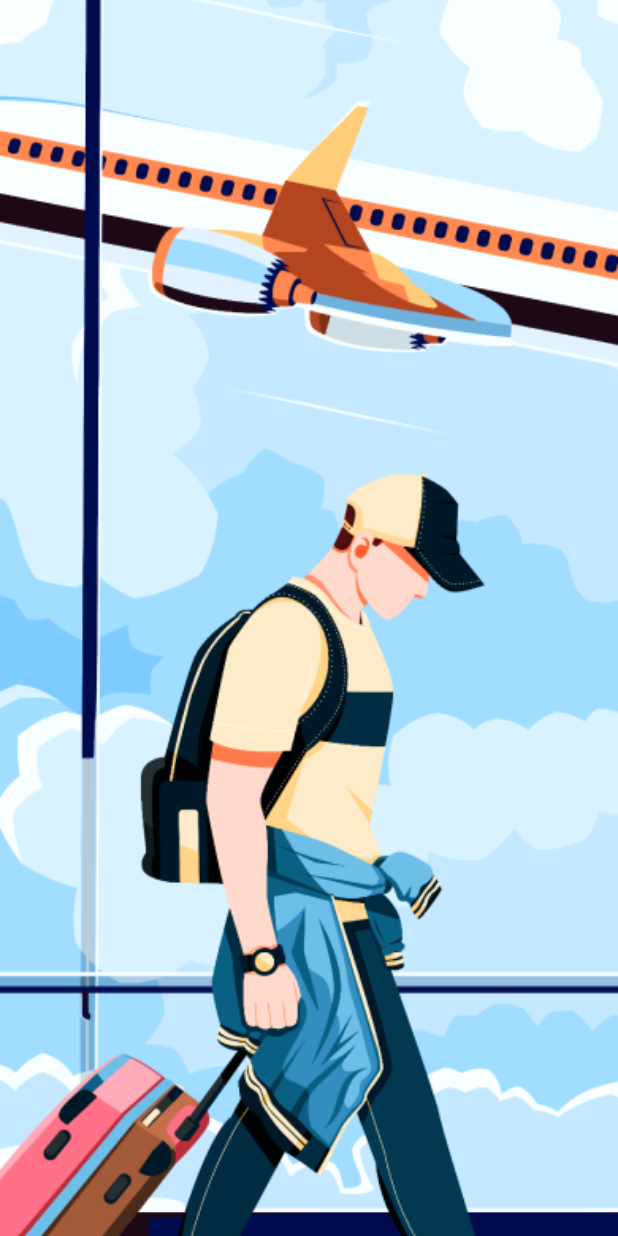
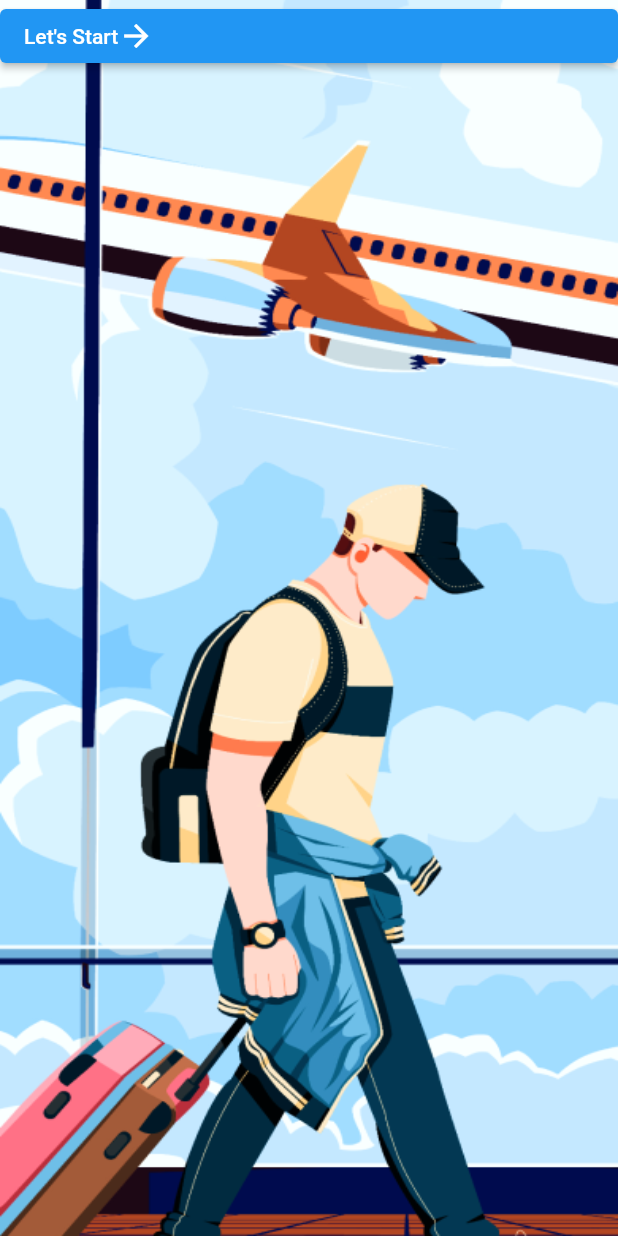
Before and after one commit to MuhammedNihalcp/Trenting-Travel-UI, a Flutter app: the ScreenWelcome screen opened directly, on a phone screen of 412 x 824 dp. Run offline on Flutter 3.47's test engine with Material 2 defaults, Android fonts, the phone set to English and light mode, and no system bars; our stand-ins replace get.

Commit message:
add sizes folder

```diff
--- a/lib/Screen/view/welcom_screen.dart
+++ b/lib/Screen/view/welcom_screen.dart
@@ -4,21 +4,36 @@ import 'package:tranting_travel_ui/core/color/colors.dart';
 
 class ScreenWelcome extends StatelessWidget {
   ScreenWelcome({super.key});
+  final width = Get.size.width;
   final height = Get.size.height;
   @override
   Widget build(BuildContext context) {
     return Scaffold(
       backgroundColor: backgroundC,
       body: SafeArea(
-          child: Container(
-        width: double.infinity,
-        height: height,
-        decoration:const BoxDecoration(
-          image: DecorationImage(
-              image: AssetImage('assets/image/welcom_page_image.png'),
-              fit: BoxFit.cover),
+        child: Stack(
+          children: [
+            Container(
+              width: double.infinity,
+              height: height,
+              decoration: const BoxDecoration(
+                image: DecorationImage(
+                    image: AssetImage('assets/image/welcom_page_image.png'),
+                    fit: BoxFit.fill),
+              ),
+            ),
+            Positioned(
+                child: ElevatedButton(
+                    onPressed: () {},
+                    child: Row(
+                      children: [
+                        Text("Let's Start"),
+                        Icon(Icons.arrow_forward),
+                      ],
+                    )))
+          ],
         ),
-      )),
+      ),
     );
   }
 }
--- a/lib/core/color/colors.dart
+++ b/lib/core/color/colors.dart
@@ -1,3 +1,4 @@
 import 'package:flutter/material.dart';
 
 const backgroundC = Colors.white;
+const buttonC = Color.fromARGB(255, 255, 159, 70);
--- /dev/null
+++ b/lib/core/size/sizes.dart
@@ -0,0 +1,5 @@
+import 'package:flutter/widgets.dart';
+
+const kWidth10 = SizedBox(
+  width: 10,
+);
```
Also changed, not shown: lib/main.dart (+5 -100 lines).
